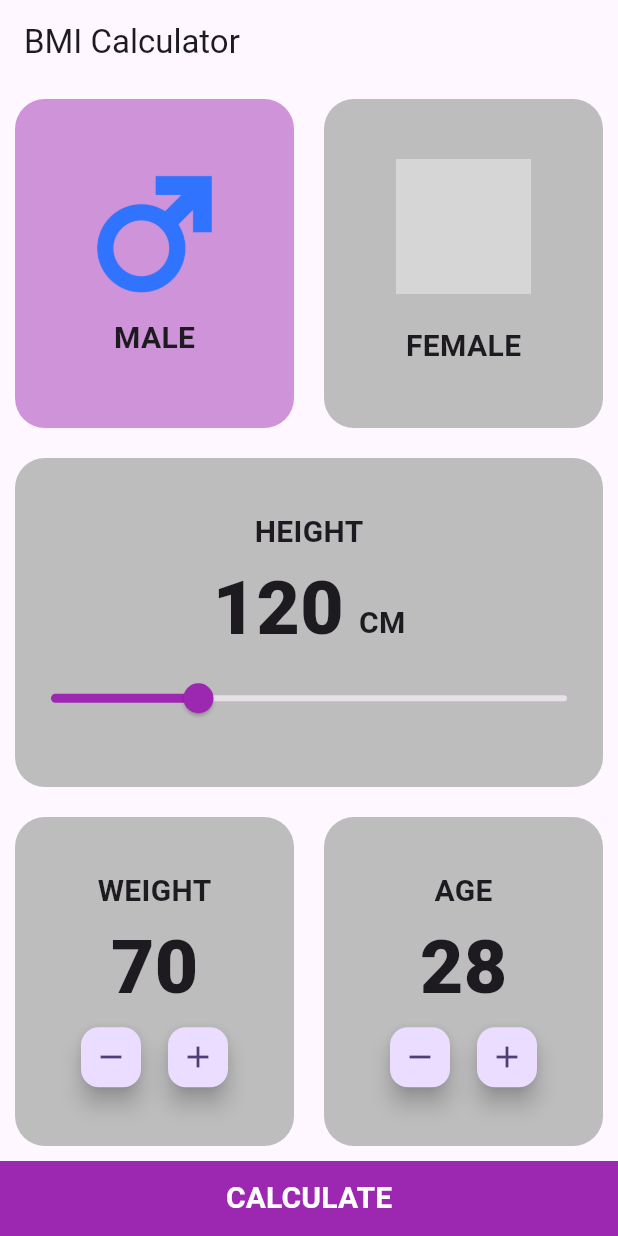
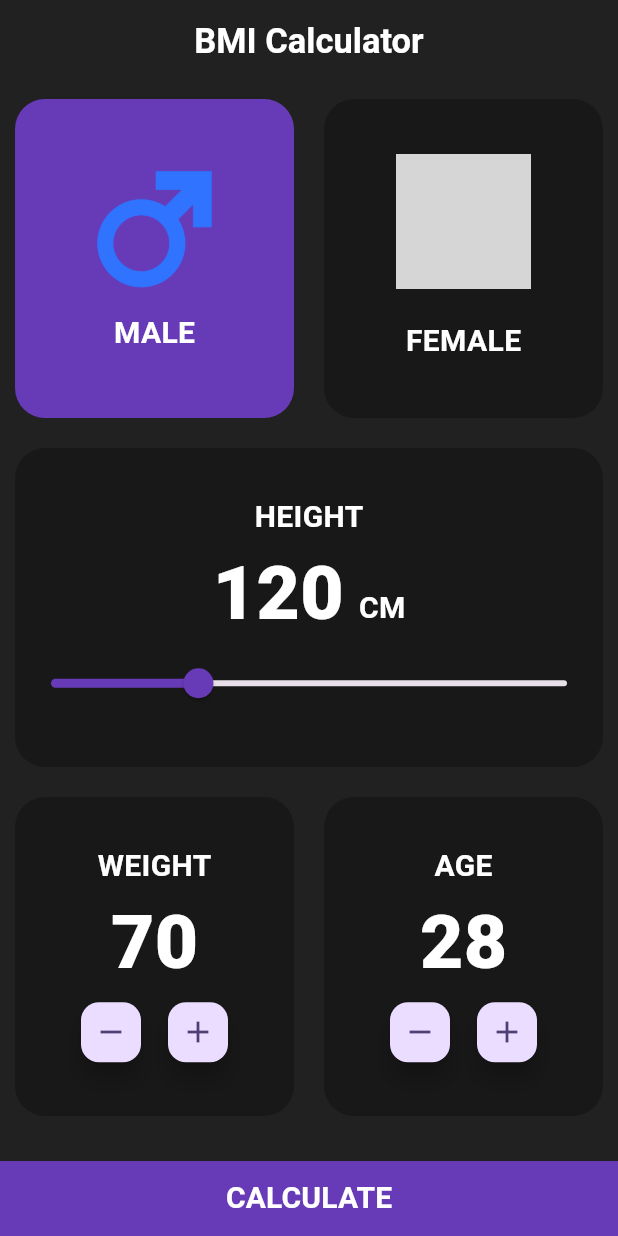
Before and after one commit to amroshehk/BMI-Calculator, a Flutter app: the screen it shows after launch, on a phone screen of 412 x 824 dp. Run offline on Flutter 3.47's test engine with Material 3 defaults, Android fonts, the light colour scheme and no system bars; grey boxes are pictures that could not be loaded.

Commit message:
Update design.

```diff
--- a/lib/bmi_screen.dart
+++ b/lib/bmi_screen.dart
@@ -18,13 +18,20 @@ class _BmiScreenState extends State<BmiScreen> {
   var weight = 70.0;
   var ageValue = 28.0;
   var isMale = true;
+
   @override
   Widget build(BuildContext context) {
     return Scaffold(
       appBar: AppBar(
+        backgroundColor: Colors.black87,
+        centerTitle: true,
         title: Text("BMI Calculator"),
+        titleTextStyle: TextStyle(
+            fontSize: 23.0, fontWeight: FontWeight.bold, color: Colors.white),
       ),
-      body: Column(
+      body: Container(
+        color: Colors.black87,
+        child: Column(
           children: [
             Expanded(
               child: Padding(
@@ -34,23 +41,32 @@ class _BmiScreenState extends State<BmiScreen> {
                     Expanded(
                       child: GestureDetector(
                         onTap: () {
-                       isMale =true;
-                       setState(() {
-
-                       });
+                          isMale = true;
+                          setState(() {});
                         },
                         child: Container(
                           decoration: BoxDecoration(
-                         color: isMale? Colors.purple[200] :Colors.grey[400],
-                        borderRadius:BorderRadius.circular(20)
-                       ),
+                              color:
+                                  isMale ? Colors.deepPurple[500] : Colors.black26,
+                              borderRadius: BorderRadius.circular(20)),
                           child: Column(
                             mainAxisAlignment: MainAxisAlignment.center,
                             children: [
-                           Image(image: AssetImage('assets/images/male.webp')
-                           ,height: 90.0,width: 90.0,),
-                           SizedBox(height: 10.0,),
-                           Text("MALE"   ,style: TextStyle(fontWeight:FontWeight.bold,fontSize: 20.0),)
+                              Image(
+                                image: AssetImage('assets/images/male.webp'),
+                                height: 90.0,
+                                width: 90.0,
+                              ),
+                              SizedBox(
+                                height: 10.0,
+                              ),
+                              Text(
+                                "MALE",
+                                style: TextStyle(
+                                    fontWeight: FontWeight.bold,
+                                    fontSize: 20.0,
+                                    color: Colors.white),
+                              )
                             ],
                           ),
                         ),
@@ -61,23 +77,34 @@ class _BmiScreenState extends State<BmiScreen> {
                       child: GestureDetector(
                         onTap: () {
                           isMale = false;
-                       setState(() {
-
-                       });
+                          setState(() {});
                         },
                         child: Container(
                           decoration: BoxDecoration(
-                           color: isMale? Colors.grey[400] :Colors.purple[200],
-                           borderRadius:BorderRadius.circular(20)
-                       ),
+                              color:
+                                  isMale ? Colors.black26 : Colors.deepPurple[500],
+                              borderRadius: BorderRadius.circular(20)),
                           child: const Column(
                             mainAxisAlignment: MainAxisAlignment.center,
                             children: [
-                           Image(image: AssetImage('assets/images/female.webp')
-                             ,height: 90.0,width: 90.0,),
-                           SizedBox(height: 10.0,),
-                           SizedBox(height: 10.0,),
-                           Text("FEMALE"   ,style: TextStyle(fontWeight:FontWeight.bold,fontSize: 20.0),)
+                              Image(
+                                image: AssetImage('assets/images/female.webp'),
+                                height: 90.0,
+                                width: 90.0,
+                              ),
+                              SizedBox(
+                                height: 10.0,
+                              ),
+                              SizedBox(
+                                height: 10.0,
+                              ),
+                              Text(
+                                "FEMALE",
+                                style: TextStyle(
+                                    fontWeight: FontWeight.bold,
+                                    fontSize: 20.0,
+                                    color: Colors.white),
+                              )
                             ],
                           ),
                         ),
@@ -92,33 +119,52 @@ class _BmiScreenState extends State<BmiScreen> {
                 padding: const EdgeInsets.all(10.0),
                 child: Container(
                   decoration: BoxDecoration(
-                    color: Colors.grey[400],
-                    borderRadius:BorderRadius.circular(20)
-                ),
+                      color: Colors.black26,
+                      borderRadius: BorderRadius.circular(20)),
                   child: Column(
                     mainAxisAlignment: MainAxisAlignment.center,
                     children: [
-                  Text("HEIGHT"  ,style: TextStyle(fontWeight:FontWeight.bold,fontSize: 20.0),),
+                      Text(
+                        "HEIGHT",
+                        style: TextStyle(
+                            fontWeight: FontWeight.bold,
+                            fontSize: 20.0,
+                            color: Colors.white),
+                      ),
                       Row(
                         mainAxisAlignment: MainAxisAlignment.center,
                         crossAxisAlignment: CrossAxisAlignment.baseline,
                         textBaseline: TextBaseline.alphabetic,
                         children: [
-                      Text("${height.round()}"   ,style: TextStyle(fontWeight:FontWeight.w900,fontSize: 50.0),),
-                      SizedBox(width: 10,),
-                      Text("CM"   ,style: TextStyle(fontWeight:FontWeight.bold,fontSize: 20.0),)
+                          Text(
+                            "${height.round()}",
+                            style: TextStyle(
+                                fontWeight: FontWeight.w900,
+                                fontSize: 50.0,
+                                color: Colors.white),
+                          ),
+                          SizedBox(
+                            width: 10,
+                          ),
+                          Text(
+                            "CM",
+                            style: TextStyle(
+                                fontWeight: FontWeight.bold,
+                                fontSize: 20.0,
+                                color: Colors.white),
+                          )
                         ],
                       ),
-                  Slider(value: height,
+                      Slider(
+                        value: height,
                         max: 220.0,
                         min: 80.0,
-                      activeColor: Colors.purple,
+                        activeColor: Colors.deepPurple,
                         onChanged: (value) {
                           height = value;
-                        setState(() {
-
-                        });
-                      },)
+                          setState(() {});
+                        },
+                      )
                     ],
                   ),
                 ),
@@ -132,31 +178,47 @@ class _BmiScreenState extends State<BmiScreen> {
                     Expanded(
                       child: Container(
                         decoration: BoxDecoration(
-                            color: Colors.grey[400],
-                            borderRadius:BorderRadius.circular(20)
-                        ),
+                            color: Colors.black26,
+                            borderRadius: BorderRadius.circular(20)),
                         child: Column(
                           mainAxisAlignment: MainAxisAlignment.center,
                           children: [
-                            Text("WEIGHT"   ,style: TextStyle(fontWeight:FontWeight.bold,fontSize: 20.0),),
-                            Text("${weight.round()}"   ,style: TextStyle(fontWeight:FontWeight.w900,fontSize: 50.0),),
+                            Text(
+                              "WEIGHT",
+                              style: TextStyle(
+                                  fontWeight: FontWeight.bold,
+                                  fontSize: 20.0,
+                                  color: Colors.white),
+                            ),
+                            Text(
+                              "${weight.round()}",
+                              style: TextStyle(
+                                  fontWeight: FontWeight.w900,
+                                  fontSize: 50.0,
+                                  color: Colors.white),
+                            ),
                             Row(
                               mainAxisAlignment: MainAxisAlignment.center,
                               children: [
-                                FloatingActionButton(onPressed: (){
+                                FloatingActionButton(
+                                  onPressed: () {
                                     weight--;
-                                  setState(() {
-
-                                  });
-                                },child:  Icon(Icons.remove),
-                                mini: true,),
-                                SizedBox(width: 10,),
-                                FloatingActionButton(onPressed: (){
+                                    setState(() {});
+                                  },
+                                  child: Icon(Icons.remove),
+                                  mini: true,
+                                ),
+                                SizedBox(
+                                  width: 10,
+                                ),
+                                FloatingActionButton(
+                                  onPressed: () {
                                     weight++;
-                                  setState(() {
-
-                                  });
-                                }, mini: true,child:    Icon(Icons.add),),
+                                    setState(() {});
+                                  },
+                                  mini: true,
+                                  child: Icon(Icons.add),
+                                ),
                               ],
                             )
                           ],
@@ -167,31 +229,47 @@ class _BmiScreenState extends State<BmiScreen> {
                     Expanded(
                       child: Container(
                         decoration: BoxDecoration(
-                            color: Colors.grey[400],
-                            borderRadius:BorderRadius.circular(20)
-                        ),
+                            color: Colors.black26,
+                            borderRadius: BorderRadius.circular(20)),
                         child: Column(
                           mainAxisAlignment: MainAxisAlignment.center,
                           children: [
-                            Text("AGE"   ,style: TextStyle(fontWeight:FontWeight.bold,fontSize: 20.0),),
-                            Text("${ageValue.round()}"   ,style: TextStyle(fontWeight:FontWeight.w900,fontSize: 50.0),),
+                            Text(
+                              "AGE",
+                              style: TextStyle(
+                                  fontWeight: FontWeight.bold,
+                                  fontSize: 20.0,
+                                  color: Colors.white),
+                            ),
+                            Text(
+                              "${ageValue.round()}",
+                              style: TextStyle(
+                                  fontWeight: FontWeight.w900,
+                                  fontSize: 50.0,
+                                  color: Colors.white),
+                            ),
                             Row(
                               mainAxisAlignment: MainAxisAlignment.center,
                               children: [
-                                FloatingActionButton(onPressed: (){
+                                FloatingActionButton(
+                                  onPressed: () {
                                     ageValue--;
-                                  setState(() {
-
-                                  });
-                                },child:  Icon(Icons.remove),
-                                  mini: true,),
-                                SizedBox(width: 10,),
-                                FloatingActionButton(onPressed: (){
+                                    setState(() {});
+                                  },
+                                  child: Icon(Icons.remove),
+                                  mini: true,
+                                ),
+                                SizedBox(
+                                  width: 10,
+                                ),
+                                FloatingActionButton(
+                                  onPressed: () {
                                     ageValue++;
-                                  setState(() {
-
-                                  });
-                                }, mini: true,child:    Icon(Icons.add),),
+                                    setState(() {});
+                                  },
+                                  mini: true,
+                                  child: Icon(Icons.add),
+                                ),
                               ],
                             )
                           ],
@@ -202,31 +280,35 @@ class _BmiScreenState extends State<BmiScreen> {
                 ),
               ),
             ),
-          Container(
+            Padding(
+              padding: const EdgeInsets.only(top: 20.0),
+              child: Container(
                   height: 50.0,
                   width: double.infinity,
-              color: Colors.purple,
+                  color: Colors.deepPurple,
                   child: MaterialButton(
                     onPressed: () {
-                  var result = weight / pow(height/100, 2);
-                  var gender = isMale?"Male":"Female";
-                  Navigator.push(context, MaterialPageRoute(builder: (context) => ResultScreen(
-                      result: result,
-                      age: ageValue,
-                      gender: gender
-
-                  ),) );
+                      var result = weight / pow(height / 100, 2);
+                      var gender = isMale ? "Male" : "Female";
+                      Navigator.push(
+                          context,
+                          MaterialPageRoute(
+                            builder: (context) => ResultScreen(
+                                result: result, age: ageValue, gender: gender),
+                          ));
                     },
                     child: Text(
                       "CALCULATE",
                       style: TextStyle(
                         color: Colors.white,
                         fontSize: 20.0,
-                      fontWeight: FontWeight.bold,),
+                        fontWeight: FontWeight.bold,
                       ),
-
-              ))
+                    ),
+                  )),
+            )
           ],
+        ),
       ),
     );
   }
```
Lines whose indentation alone changed are shown as unchanged.
